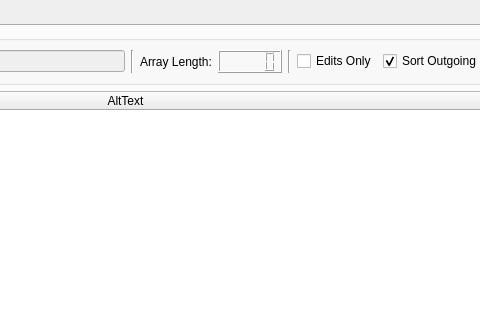
This is PyQt5_DesignFile_MessageView.ui in malsomt/TDS_PyLogixTagInterpreter as Qt 5 draws it before an edit; both pictures show x 675 to 1155 and y 0 to 320 of the 1361 by 751 pixel window. The edited form follows.
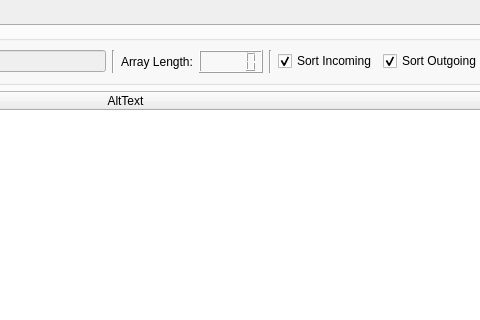
This is the edited form. The open tabs and pages were chosen to show the change.

Commit message: Sort Incoming Tags as selectable, remove edit only changelist sending.

Diff of the .ui file:
```diff
--- a/PyQt5_DesignFile_MessageView.ui
+++ b/PyQt5_DesignFile_MessageView.ui
@@ -67,7 +67,10 @@
           <number>-1</number>
          </property>
          <property name="text">
-          <string>Edits Only</string>
+          <string>Sort Incoming</string>
+         </property>
+         <property name="checked">
+          <bool>true</bool>
          </property>
         </widget>
        </item>
```
Left out of the diff: 43 changed lines with no effect on the pictures. The commit also changes 3 other files.
